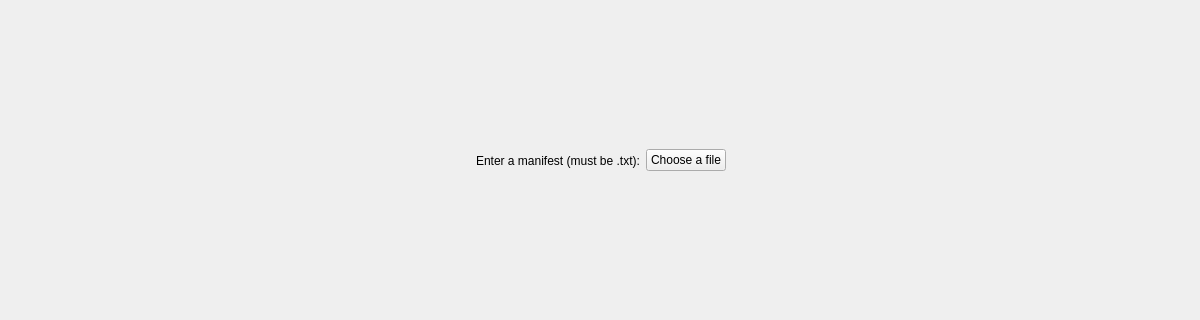
Old version of the form form.ui in the repository ShadyBarrios/CS179_P3; both pictures show x 0 to 1200 and y 0 to 320 of the 1200 by 900 pixel window.
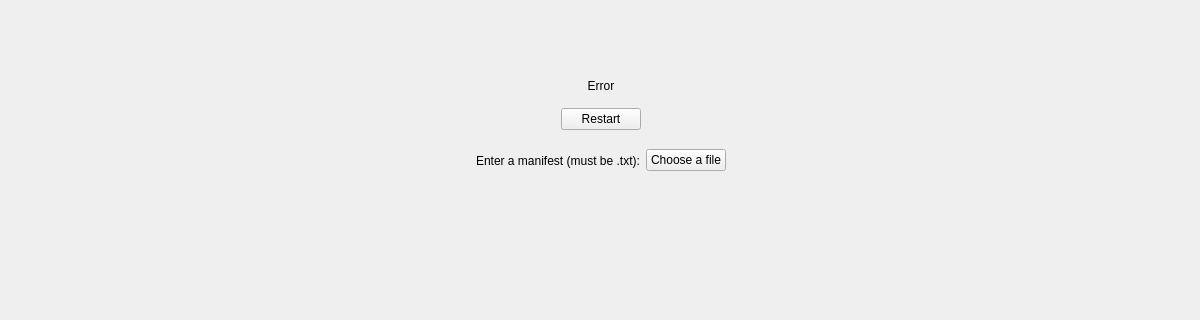
New version of the form.

Commit message: refactored some files. better grid display. now errors can lead to restarts instead of crash

What changed in the file:
```diff
--- a/form.ui
+++ b/form.ui
@@ -151,6 +151,65 @@
      </item>
     </layout>
    </widget>
+   <widget class="QWidget" name="horizontalLayoutWidget_2">
+    <property name="geometry">
+     <rect>
+      <x>10</x>
+      <y>69</y>
+      <width>1181</width>
+      <height>61</height>
+     </rect>
+    </property>
+    <layout class="QHBoxLayout" name="ErrorLayout">
+     <item>
+      <spacer name="horizontalSpacer_5">
+       <property name="orientation">
+        <enum>Qt::Orientation::Horizontal</enum>
+       </property>
+       <property name="sizeHint" stdset="0">
+        <size>
+         <width>40</width>
+         <height>20</height>
+        </size>
+       </property>
+      </spacer>
+     </item>
+     <item>
+      <layout class="QVBoxLayout" name="verticalLayout">
+       <item>
+        <widget class="QLabel" name="ErrorLabel">
+         <property name="text">
+          <string>Error</string>
+         </property>
+         <property name="alignment">
+          <set>Qt::AlignmentFlag::AlignCenter</set>
+         </property>
+        </widget>
+       </item>
+       <item>
+        <widget class="QPushButton" name="RestartButton">
+         <property name="text">
+          <string>Restart</string>
+         </property>
+        </widget>
+       </item>
+      </layout>
+     </item>
+     <item>
+      <spacer name="horizontalSpacer_6">
+       <property name="orientation">
+        <enum>Qt::Orientation::Horizontal</enum>
+       </property>
+       <property name="sizeHint" stdset="0">
+        <size>
+         <width>40</width>
+         <height>20</height>
+        </size>
+       </property>
+      </spacer>
+     </item>
+    </layout>
+   </widget>
   </widget>
  </widget>
  <resources/>
```
The commit also changes 9 other files.
